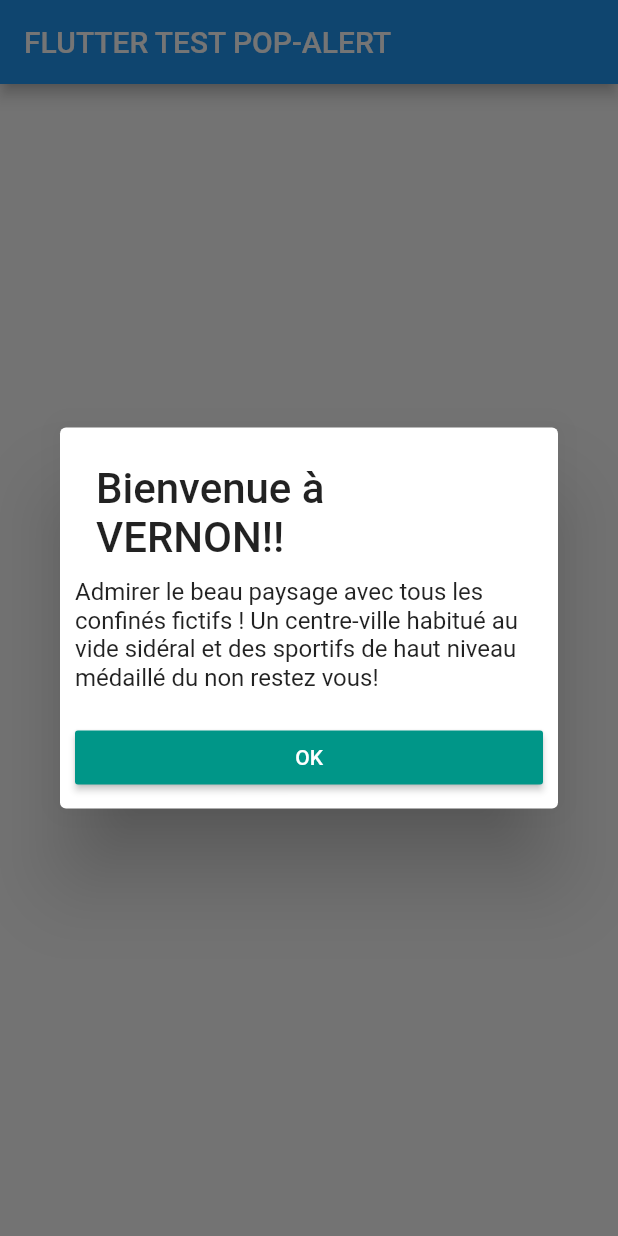
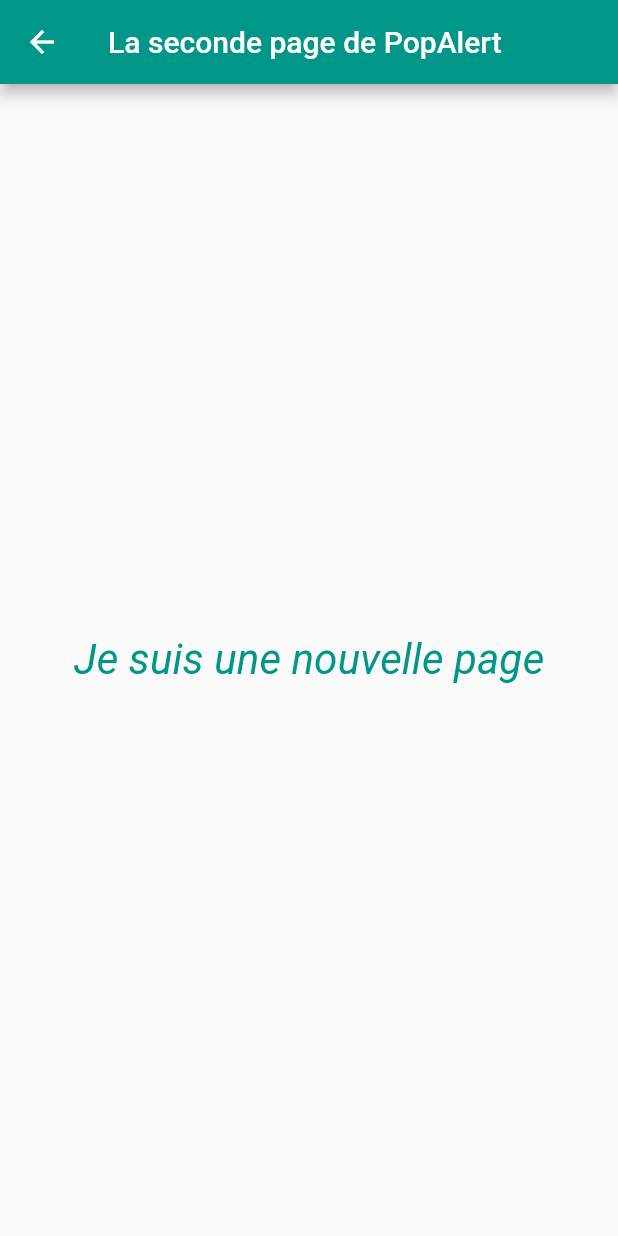
Before and after one commit to suvaAF/popalert, a Flutter app: the screen it shows after launch, after a tap on "Appuyez moi", on a phone screen of 412 x 824 dp. Run offline on Flutter 3.47's test engine with Material 2 defaults, Android fonts, the phone set to English and light mode, and no system bars.

Commit message:
commit App Mobile 2nd Scaffold

```diff
--- a/lib/body.dart
+++ b/lib/body.dart
@@ -1,4 +1,5 @@
 import 'package:flutter/cupertino.dart';
+import 'new_page.dart';
 import 'package:flutter/material.dart';
 
 class Body extends StatefulWidget {
@@ -23,7 +24,8 @@ class _BodyState extends State<Body> {
               fontSize: 20.0
           ),
         ),
-          onPressed: (() => dialog('Bienvenue à VERNON!!', 'Admirer le beau paysage avec tous les confinés fictifs ! Un centre-ville habitué au vide sidéral et des sportifs de haut niveau médaillé du non restez vous!'))),
+        onPressed: verNouvellePage,
+      ),
     ) ;
   }
 
@@ -100,4 +102,10 @@ class _BodyState extends State<Body> {
     );
   }
 
+  void verNouvellePage() {
+    Navigator.push(
+        context, new MaterialPageRoute(builder: (BuildContext context) {
+      return new NouvellePage('La seconde page de PopAlert');
+    }));
   }
+}
--- a/lib/main.dart
+++ b/lib/main.dart
@@ -11,7 +11,7 @@ class MyApp extends StatelessWidget {
       title: 'Flutter Demo',
       theme: ThemeData(
 
-        primarySwatch: Colors.blue,
+        primarySwatch: Colors.teal,
       ),
       debugShowCheckedModeBanner: false,
       home: MyHomePage(title: 'FLUTTER TEST POP-ALERT'),
--- /dev/null
+++ b/lib/new_page.dart
@@ -0,0 +1,35 @@
+import 'package:flutter/cupertino.dart';
+import 'package:flutter/material.dart';
+
+class NouvellePage extends StatelessWidget {
+
+  NouvellePage(String title) {
+    this.title = title;
+  }
+
+  String title;
+
+  @override
+  Widget build(BuildContext context) {
+    // TODO: implement build
+    return new Scaffold(
+      appBar: new AppBar(
+        title: new Text(title),
+
+      ),
+      body: new Center(
+        child: new Text('Je suis une nouvelle page',
+          textScaleFactor: 2.0,
+          textAlign: TextAlign.center,
+          style: new TextStyle(
+              color: Colors.teal,
+              fontStyle: FontStyle.italic
+          ),
+
+        ),
+      ),
+
+    );
+  }
+
+}
```
Lines whose indentation alone changed are shown as unchanged.
